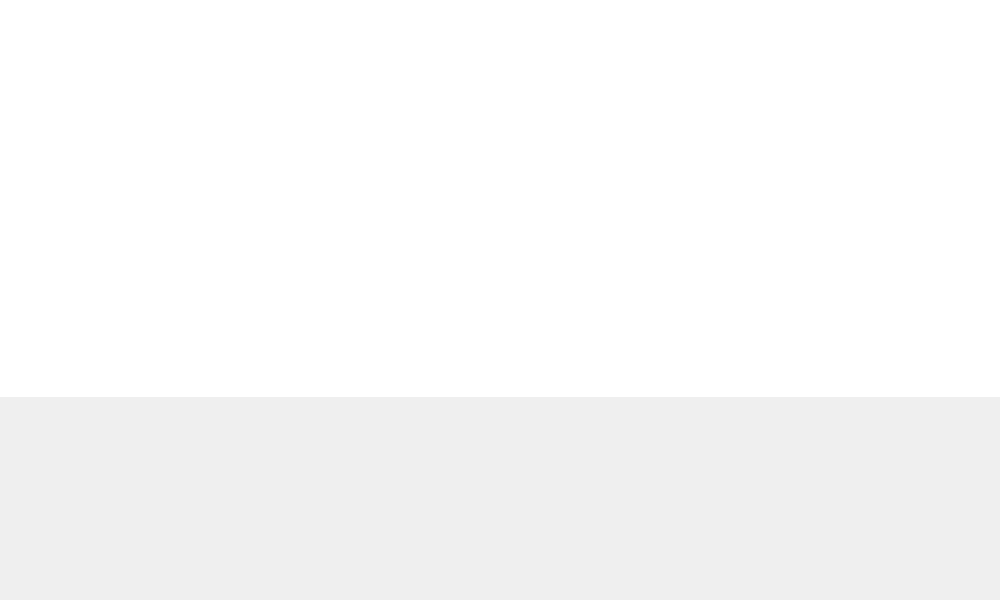
Qt form main/cpp/ui/geogenvisualization.ui (svissers/peryite) before a commit.
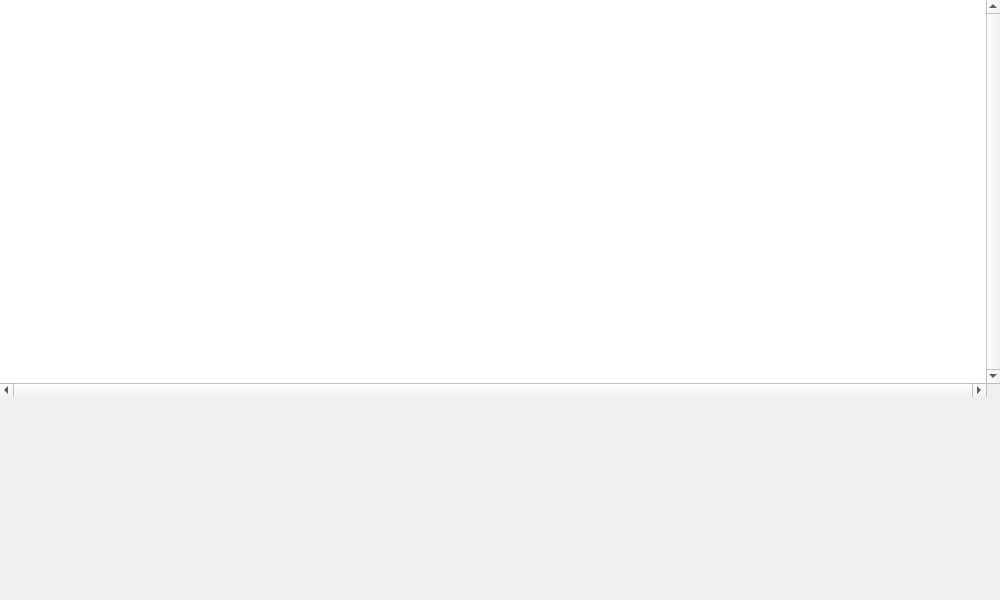
The same form after that commit.

```diff
--- a/main/cpp/ui/geogenvisualization.ui
+++ b/main/cpp/ui/geogenvisualization.ui
@@ -38,10 +38,10 @@
     <number>0</number>
    </property>
    <property name="verticalScrollBarPolicy">
-    <enum>Qt::ScrollBarAlwaysOff</enum>
+    <enum>Qt::ScrollBarAlwaysOn</enum>
    </property>
    <property name="horizontalScrollBarPolicy">
-    <enum>Qt::ScrollBarAlwaysOff</enum>
+    <enum>Qt::ScrollBarAlwaysOn</enum>
    </property>
   </widget>
   <widget class="QLabel" name="CircleInfoTitle">
```
